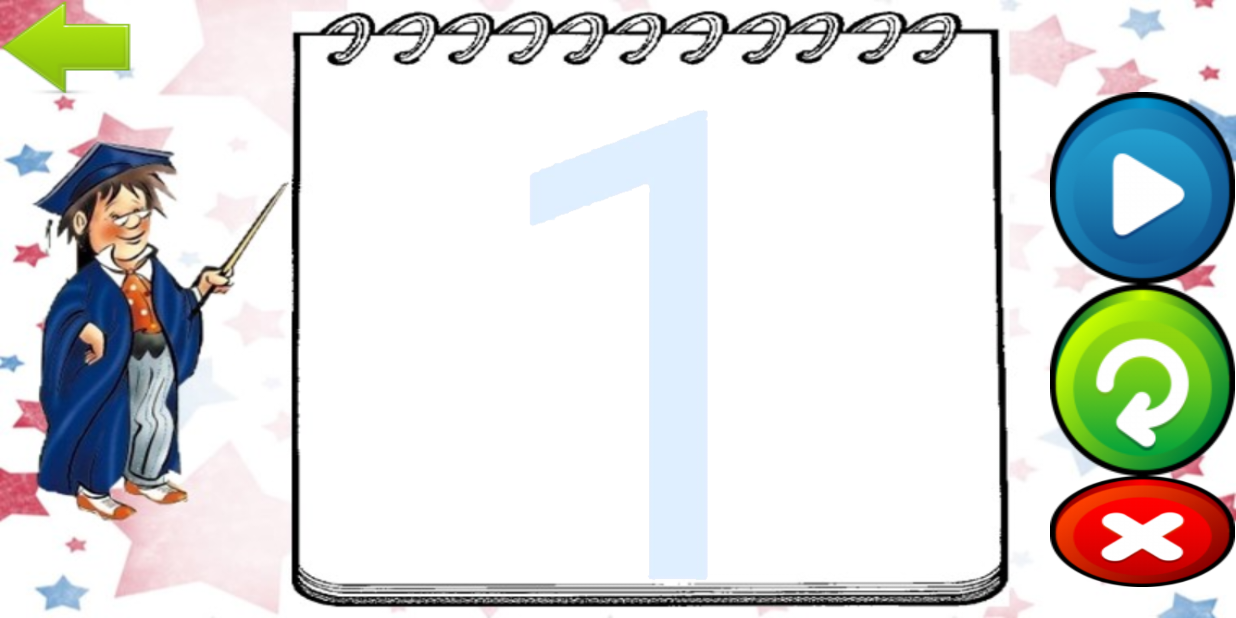
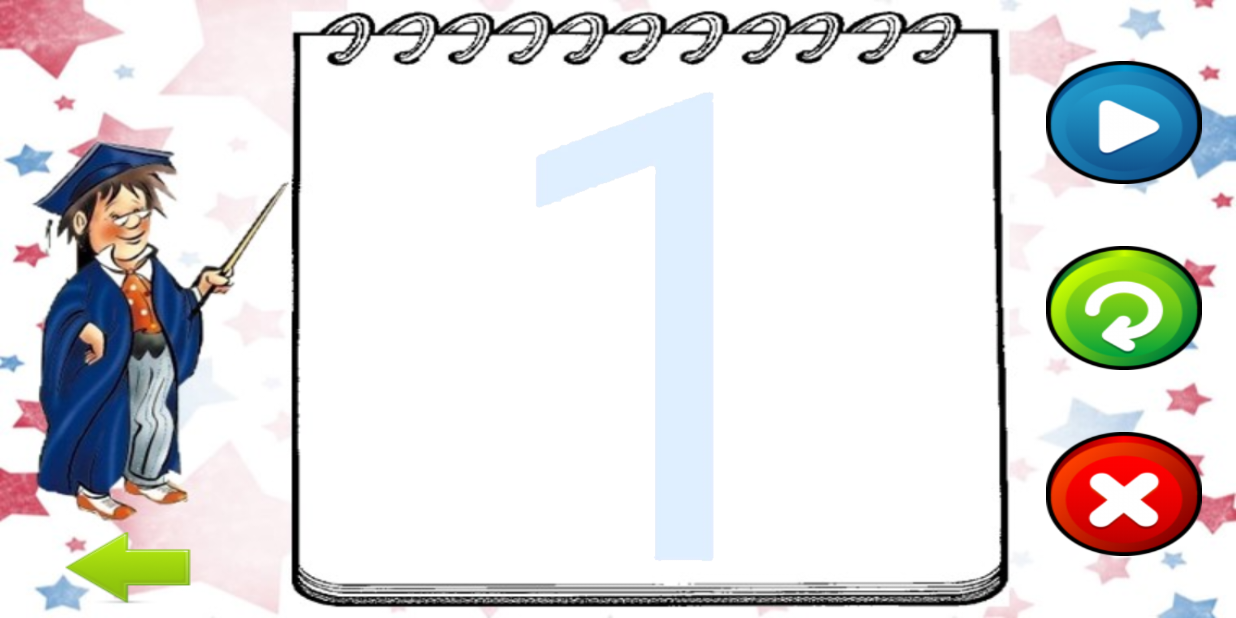
Before and after one commit to TalZahavi/DrawGame, an Android app: the screen it shows after launch (DrawActivity), after a tap on an icon or button, on a phone screen of 824 x 412 dp (held sideways). Run offline under Robolectric (Android 15) with nearby library versions, the phone set to English and light mode, and no system bars; libraries missing offline, so code that uses them is left out: com.googlecode.tesseract, com.plattysoft.leonids.

Commit message:
Add Firework, seperate buttons

```diff
--- a/app/src/main/java/com/anyonecan/tal/drawgame/DrawActivity.java
+++ b/app/src/main/java/com/anyonecan/tal/drawgame/DrawActivity.java
@@ -19,6 +19,7 @@ import android.widget.TextView;
 import android.widget.Toast;
 
 import com.googlecode.tesseract.android.TessBaseAPI;
+import com.plattysoft.leonids.ParticleSystem;
 
 import java.io.File;
 import java.io.FileNotFoundException;
@@ -154,6 +155,9 @@ public class DrawActivity extends ImmersiveActivity implements View.OnClickListe
         kidsYay = MediaPlayer.create(this,R.raw.yay);
         kidsYay.setOnCompletionListener(new MediaPlayer.OnCompletionListener() {
             public void onCompletion(MediaPlayer mp) {
+
+
+
                 rightAnswerMp.start();
                 Toast toast = Toast.makeText(getApplicationContext(),"This is number " + numberToCheck + "!\n" + "     Good Job!", Toast.LENGTH_LONG);
                 LinearLayout linearLayout = (LinearLayout) toast.getView();
@@ -183,6 +187,8 @@ public class DrawActivity extends ImmersiveActivity implements View.OnClickListe
     public void onClick(View view) {
 
         if (view.getId() == R.id.btn_send) {
+
+
 
             sendButtonAnim.click(new Animation.AnimationListener() {
                 @Override
@@ -265,6 +271,9 @@ public class DrawActivity extends ImmersiveActivity implements View.OnClickListe
                     baseApi.end();
 
                     if (recognizedText.equals(numberToCheck)) {
+                        new ParticleSystem(DrawActivity.this, 200, R.drawable.star_pink, 10000)
+                                .setSpeedRange(0.2f, 0.5f)
+                                .oneShot(drawView, 200);
                         kidsYay.start();
                         //Toast.makeText(getApplicationContext(),"This is number " + numberToCheck + "!\n" + "     Good Job!", Toast.LENGTH_LONG).show();
                         //Intent intent = new Intent(getApplicationContext(),MainActivity.class);
--- a/app/src/main/java/com/anyonecan/tal/drawgame/MainActivity.java
+++ b/app/src/main/java/com/anyonecan/tal/drawgame/MainActivity.java
@@ -7,6 +7,8 @@ import android.view.Menu;
 import android.view.MenuItem;
 import android.view.View;
 import android.widget.Button;
+
+import com.plattysoft.leonids.ParticleSystem;
 
 
 public class MainActivity extends ImmersiveActivity implements View.OnClickListener {
--- a/app/src/main/res/layout/activity_draw.xml
+++ b/app/src/main/res/layout/activity_draw.xml
@@ -5,11 +5,88 @@
     android:layout_height="match_parent"
     android:background="@drawable/bobi_and_note3">
 
+    <LinearLayout
+        android:layout_width="match_parent"
+        android:layout_height="match_parent"
+        android:clipChildren="false"
+        android:orientation="horizontal">
+
+        <RelativeLayout
+            android:layout_width="0dp"
+            android:layout_height="match_parent"
+            android:layout_weight="0.24"
+            android:clipChildren="false">
+
+            <LinearLayout
+                android:layout_width="match_parent"
+                android:layout_height="match_parent"
+                android:clipChildren="false"
+                android:orientation="vertical">
+
+                <RelativeLayout
+                    android:layout_width="match_parent"
+                    android:layout_height="0dp"
+                    android:layout_weight="0.86"
+                    android:clipChildren="false" />
+
+                <RelativeLayout
+                    android:layout_width="match_parent"
+                    android:layout_height="0dp"
+                    android:layout_weight="0.12"
+                    android:clipChildren="false">
+
+                    <LinearLayout
+                        android:layout_width="match_parent"
+                        android:layout_height="match_parent"
+                        android:clipChildren="false"
+                        android:orientation="horizontal">
+
+                        <RelativeLayout
+                            android:layout_width="0dp"
+                            android:layout_height="match_parent"
+                            android:layout_weight="0.2167"
+                            android:clipChildren="false" />
+
+                        <RelativeLayout
+                            android:id="@+id/prevBtn"
+                            android:layout_width="0dp"
+                            android:layout_height="match_parent"
+                            android:layout_weight="0.4333"
+                            android:clipChildren="false">
+
                             <Button
                                 android:id="@+id/btn_goBack"
-        android:layout_width="wrap_content"
-        android:layout_height="wrap_content"
+                                android:layout_width="match_parent"
+                                android:layout_height="match_parent"
                                 android:background="@drawable/go_back" />
+
+                        </RelativeLayout>
+
+                        <RelativeLayout
+                            android:layout_width="0dp"
+                            android:layout_height="match_parent"
+                            android:layout_weight="0.35"
+                            android:clipChildren="false" />
+
+                    </LinearLayout>
+
+                </RelativeLayout>
+
+                <RelativeLayout
+                    android:layout_width="match_parent"
+                    android:layout_height="0dp"
+                    android:layout_weight="0.02"
+                    android:clipChildren="false" />
+
+            </LinearLayout>
+
+        </RelativeLayout>
+
+        <RelativeLayout
+            android:layout_width="0dp"
+            android:layout_height="match_parent"
+            android:layout_weight="0.58"
+            android:clipChildren="false">
 
             <LinearLayout
                 android:layout_width="match_parent"
@@ -19,15 +96,43 @@
                 <RelativeLayout
                     android:layout_width="match_parent"
                     android:layout_height="0dp"
-            android:layout_weight="0.15" />
-
-
+                    android:layout_weight="0.12" />
 
                 <RelativeLayout
                     android:layout_width="match_parent"
                     android:layout_height="0dp"
-            android:layout_weight="0.8" >
+                    android:layout_gravity="center"
+                    android:layout_weight="0.8">
 
+                    <ImageView
+                        android:id="@+id/number_text"
+                        android:layout_width="match_parent"
+                        android:layout_height="wrap_content"
+                        android:src="@drawable/shade_seven" />
+
+                    <com.anyonecan.tal.drawgame.DrawingView
+                        android:id="@+id/drawing"
+                        android:layout_width="fill_parent"
+                        android:layout_height="wrap_content"
+                        android:background="#0000" />
+
+
+                </RelativeLayout>
+
+                <RelativeLayout
+                    android:layout_width="match_parent"
+                    android:layout_height="0dp"
+                    android:layout_weight="0.08" />
+
+            </LinearLayout>
+
+        </RelativeLayout>
+
+        <RelativeLayout
+            android:layout_width="0dp"
+            android:layout_height="match_parent"
+            android:layout_weight="0.18"
+            android:clipChildren="false">
 
             <LinearLayout
                 android:layout_width="match_parent"
@@ -37,75 +142,101 @@
                 <RelativeLayout
                     android:layout_width="0dp"
                     android:layout_height="match_parent"
-                    android:layout_weight="0.2"/>
+                    android:layout_weight="0.15"
+                    android:clipChildren="false" />
 
                 <RelativeLayout
                     android:layout_width="0dp"
                     android:layout_height="match_parent"
-                    android:layout_weight="0.65"
-                    android:layout_gravity="center">
+                    android:layout_weight="0.7"
+                    android:clipChildren="false">
 
+                    <LinearLayout
+                        android:layout_width="match_parent"
+                        android:layout_height="match_parent"
+                        android:orientation="vertical">
 
-                    <ImageView
-                        android:id="@+id/number_text"
+                        <RelativeLayout
                             android:layout_width="match_parent"
-                        android:layout_height="wrap_content"
-                        android:src="@drawable/shade_seven"/>
+                            android:layout_height="0dp"
+                            android:layout_weight="0.1"
+                            android:clipChildren="false" />
 
-                    <com.anyonecan.tal.drawgame.DrawingView
-                        android:id="@+id/drawing"
-                        android:layout_width="fill_parent"
-                        android:layout_height="wrap_content"
-                        android:background="#0000"/>
+                        <RelativeLayout
+                            android:layout_width="match_parent"
+                            android:layout_height="0dp"
+                            android:layout_weight="0.2"
+                            android:clipChildren="false">
 
-
+                            <Button
+                                android:id="@+id/btn_send"
+                                android:layout_width="match_parent"
+                                android:layout_height="match_parent"
+                                android:background="@drawable/button_play" />
 
                         </RelativeLayout>
 
-                <LinearLayout
-                    android:layout_width="0dp"
-                    android:layout_height="match_parent"
-                    android:layout_weight="0.15"
-                    android:orientation="vertical">
+                        <RelativeLayout
+                            android:layout_width="match_parent"
+                            android:layout_height="0dp"
+                            android:layout_weight="0.1"
+                            android:clipChildren="false" />
 
-                    <Button
-                        android:id="@+id/btn_send"
-                        android:layout_width="wrap_content"
-                        android:layout_height="wrap_content"
-                        android:background="@drawable/button_play"
-                        android:layout_centerVertical="true"
-                        android:layout_centerHorizontal="true" />
+                        <RelativeLayout
+                            android:layout_width="match_parent"
+                            android:layout_height="0dp"
+                            android:layout_weight="0.2"
+                            android:clipChildren="false">
 
                             <Button
                                 android:id="@+id/btn_reload"
-                        android:layout_width="wrap_content"
-                        android:layout_height="wrap_content"
-                        android:background="@drawable/button_reload"
-                        android:layout_centerVertical="true"
-                        android:layout_centerHorizontal="true" />
+                                android:layout_width="match_parent"
+                                android:layout_height="match_parent"
+                                android:background="@drawable/button_reload" />
+
+                        </RelativeLayout>
+
+                        <RelativeLayout
+                            android:layout_width="match_parent"
+                            android:layout_height="0dp"
+                            android:layout_weight="0.1"
+                            android:clipChildren="false" />
+
+                        <RelativeLayout
+                            android:layout_width="match_parent"
+                            android:layout_height="0dp"
+                            android:layout_weight="0.2"
+                            android:clipChildren="false">
 
                             <Button
                                 android:id="@+id/btn_reset"
-                        android:layout_width="wrap_content"
-                        android:layout_height="wrap_content"
-                        android:background="@drawable/button_close"
-                        android:layout_centerVertical="true"
-                        android:layout_centerHorizontal="true" />
+                                android:layout_width="match_parent"
+                                android:layout_height="match_parent"
+                                android:background="@drawable/button_close" />
 
-                </LinearLayout>
+                        </RelativeLayout>
+
+                        <RelativeLayout
+                            android:layout_width="match_parent"
+                            android:layout_height="0dp"
+                            android:layout_weight="0.1"
+                            android:clipChildren="false" />
 
                     </LinearLayout>
 
                 </RelativeLayout>
 
                 <RelativeLayout
-            android:layout_width="match_parent"
-            android:layout_height="0dp"
-            android:layout_weight="0.05">
-
-        </RelativeLayout>
-
+                    android:layout_width="0dp"
+                    android:layout_height="match_parent"
+                    android:layout_weight="0.15"
+                    android:clipChildren="false" />
 
             </LinearLayout>
 
         </RelativeLayout>
+
+    </LinearLayout>
+
+
+</RelativeLayout>
--- a/app/src/main/res/menu/menu_draw.xml
+++ /dev/null
@@ -1,7 +0,0 @@
-<menu xmlns:android="http://schemas.android.com/apk/res/android"
-    xmlns:app="http://schemas.android.com/apk/res-auto"
-    xmlns:tools="http://schemas.android.com/tools"
-    tools:context="com.anyonecan.tal.drawgame.DrawActivity">
-    <item android:id="@+id/action_settings" android:title="@string/action_settings"
-        android:orderInCategory="100" app:showAsAction="never" />
-</menu>
--- a/app/src/main/res/menu/menu_main.xml
+++ /dev/null
@@ -1,6 +0,0 @@
-<menu xmlns:android="http://schemas.android.com/apk/res/android"
-    xmlns:app="http://schemas.android.com/apk/res-auto"
-    xmlns:tools="http://schemas.android.com/tools" tools:context=".MainActivity">
-    <item android:id="@+id/action_settings" android:title="@string/action_settings"
-        android:orderInCategory="100" app:showAsAction="never" />
-</menu>
--- a/settings.gradle
+++ b/settings.gradle
@@ -1,2 +1,2 @@
-include ':app', ':tess-two'
+include ':app', ':tess-two', ':LeonidsLib'
 include ':libraries:tess-two'
```
Also changed, not shown: 2 other files. Lines whose indentation alone changed are shown as unchanged.
